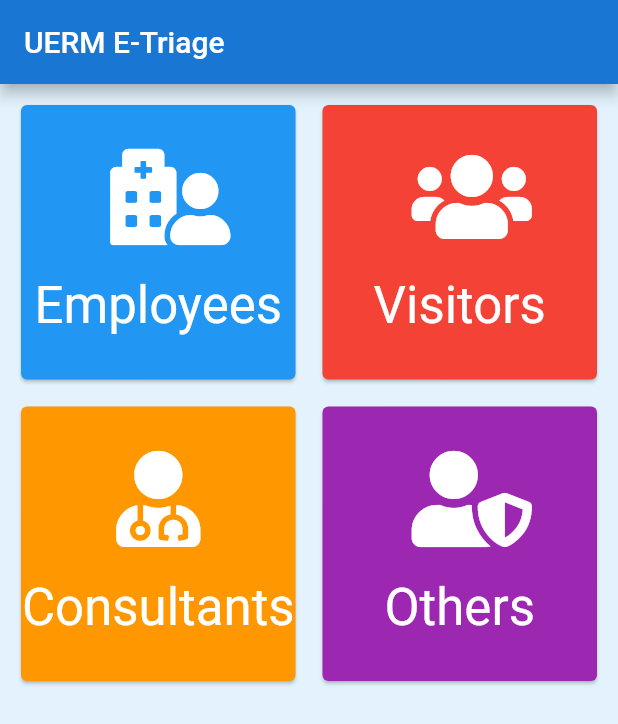
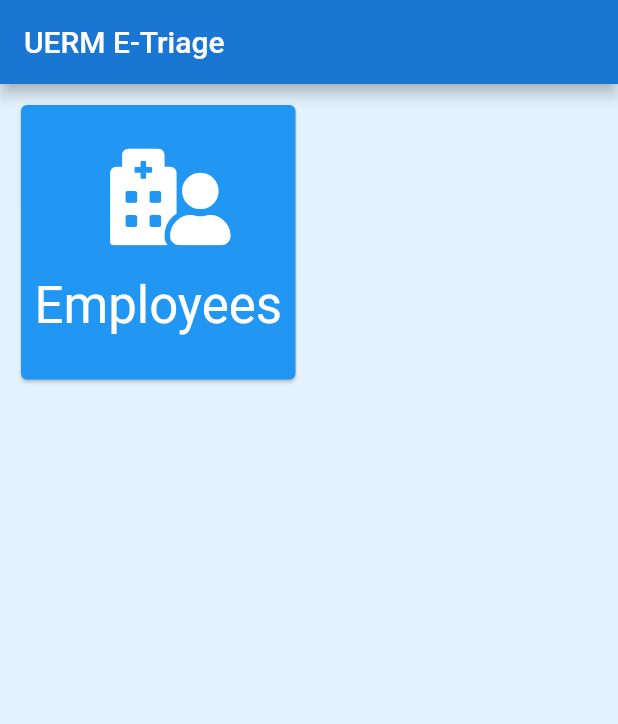
Before and after one commit to jommar/uerm_e_triage, a Flutter app: the screen it shows after launch, on a phone screen of 412 x 824 dp. Shown: the top 724 px of the screen. Run offline on Flutter 3.47's test engine with Material 2 defaults, Android fonts, the light colour scheme and no system bars; our stand-ins replace flutter_form_builder, font_awesome_flutter.

Commit message:
employee only

```diff
--- a/lib/main.dart
+++ b/lib/main.dart
@@ -66,24 +66,24 @@
       'icon': FontAwesomeIcons.hospitalUser,
       'route': '/employees',
     },
-    {
-      'title': 'Visitors',
-      'color': Colors.red,
-      'icon': FontAwesomeIcons.users,
-      'route': '/navigation',
-    },
-    {
-      'title': 'Consultants',
-      'color': Colors.orange,
-      'icon': FontAwesomeIcons.userMd,
-      'route': '/navigation',
-    },
-    {
-      'title': 'Others',
-      'color': Colors.purple,
-      'icon': FontAwesomeIcons.userShield,
-      'route': '/navigation',
-    },
+    // {
+    //   'title': 'Visitors',
+    //   'color': Colors.red,
+    //   'icon': FontAwesomeIcons.users,
+    //   'route': '/navigation',
+    // },
+    // {
+    //   'title': 'Consultants',
+    //   'color': Colors.orange,
+    //   'icon': FontAwesomeIcons.userMd,
+    //   'route': '/navigation',
+    // },
+    // {
+    //   'title': 'Others',
+    //   'color': Colors.purple,
+    //   'icon': FontAwesomeIcons.userShield,
+    //   'route': '/navigation',
+    // },
   ];
   @override
   Widget build(BuildContext context) {
```
